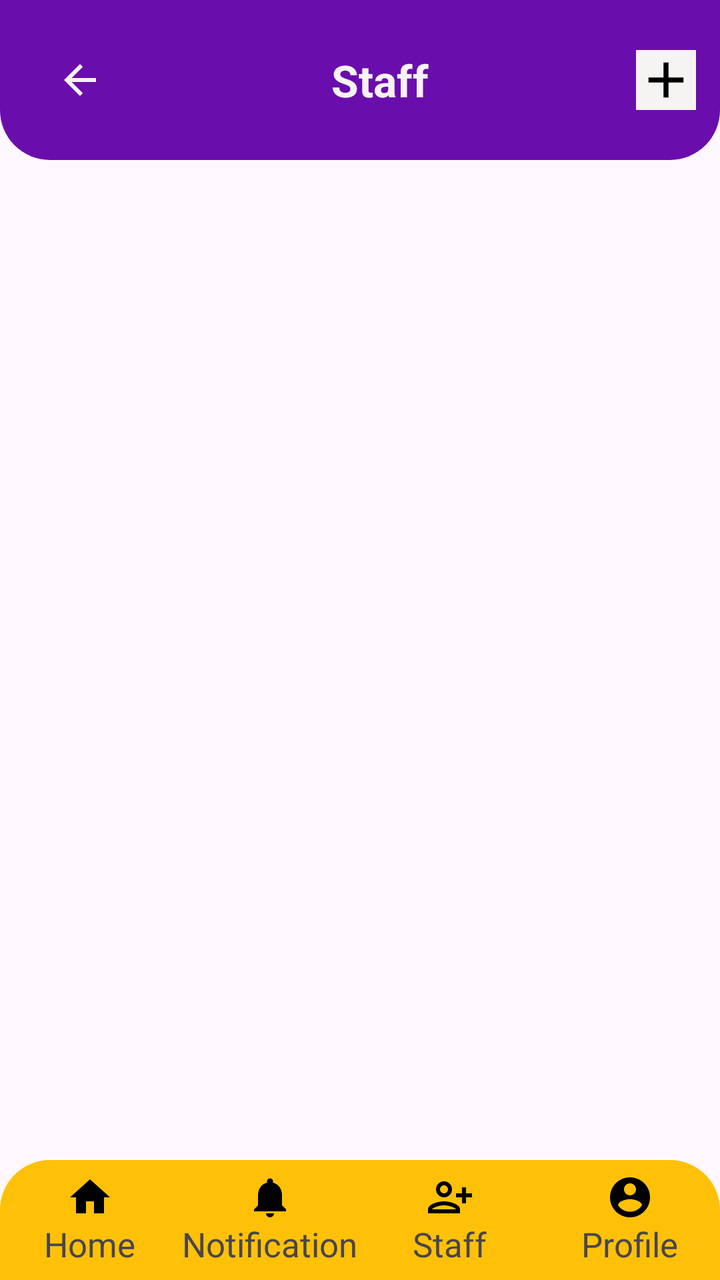
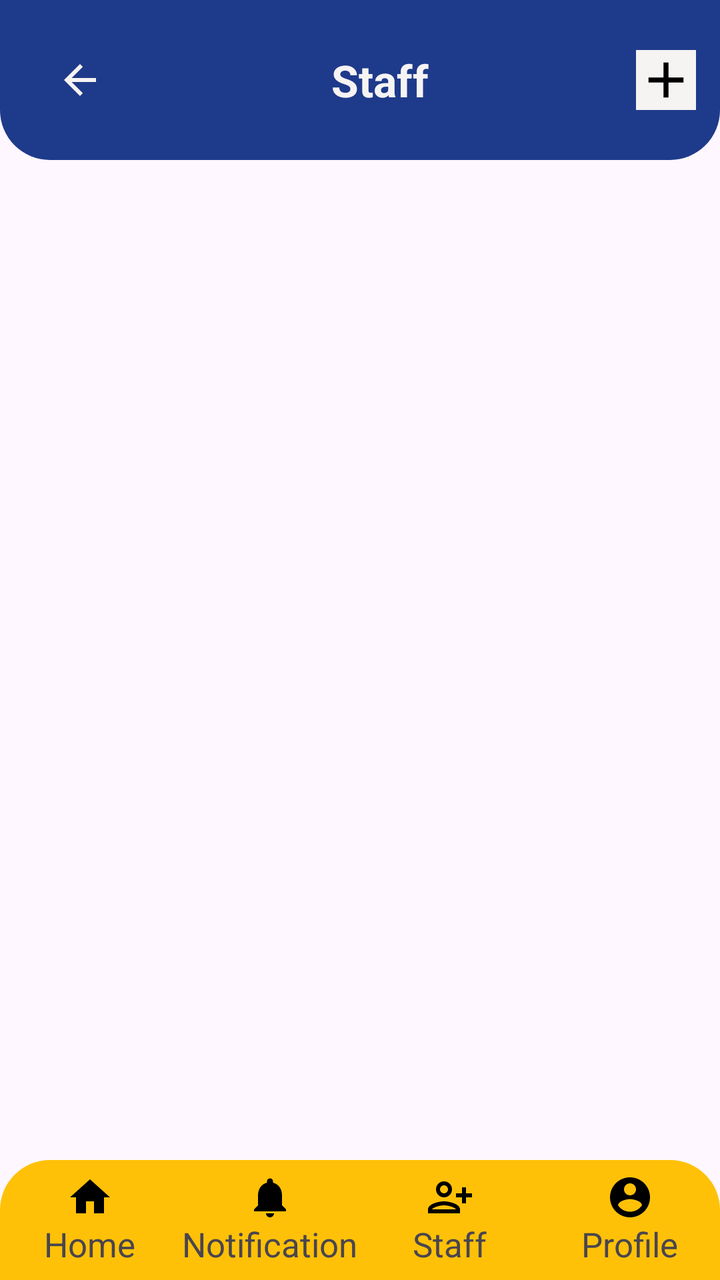

Screens rendered from an Android XML layout before and after an edit, with the pre-edit source and the edit as a unified diff.
<!-- AndroidManifest.xml: application theme Theme.HostelComplaintApp -->
<!-- res/layout/activity_staff_manage.xml -->
<?xml version="1.0" encoding="utf-8"?>
<LinearLayout xmlns:android="http://schemas.android.com/apk/res/android"
    xmlns:app="http://schemas.android.com/apk/res-auto"
    android:id="@+id/main"
    android:layout_width="match_parent"
    android:layout_height="match_parent"
    android:orientation="vertical">

    


    <androidx.appcompat.widget.Toolbar
        android:layout_width="match_parent"
        android:layout_height="80dp"
        android:background="@drawable/toolbar_bg">

        <LinearLayout
            android:layout_width="match_parent"
            android:layout_height="match_parent"
            android:orientation="horizontal"
            android:gravity="center_vertical"
            android:padding="12dp">

            <ImageView
                android:id="@+id/btnBack"
                android:layout_width="24dp"
                android:layout_height="24dp"
                android:src="@drawable/baseline_arrow_back_24"
                app:tint="@color/white"
                android:layout_marginEnd="10dp" />

            <TextView
                android:layout_width="0dp"
                android:layout_height="wrap_content"
                android:layout_weight="1"
                android:text="Staff"
                android:textColor="@color/white"
                android:textSize="22sp"
                android:textStyle="bold"
                android:gravity="center"/>

            <ImageView
            android:id="@+id/addStaffBtn"
            android:layout_width="30dp"
            android:layout_height="30dp"
            android:src="@drawable/baseline_add_24"
            android:background="@color/white"/>
        </LinearLayout>

    </androidx.appcompat.widget.Toolbar>

    

    
    <ScrollView
        android:layout_width="match_parent"
        android:layout_height="0dp"
        android:layout_weight="1">

        <LinearLayout
            android:layout_width="match_parent"
            android:layout_height="wrap_content"
            android:orientation="vertical"
            android:id="@+id/staffContainer">



            



        </LinearLayout>

    </ScrollView>


    


    <LinearLayout
        android:layout_width="match_parent"
        android:layout_height="60dp"
        android:orientation="horizontal"
        android:background="@drawable/bottom_nav_bg"
        android:weightSum="4">

        
        <LinearLayout
            android:layout_width="0dp"
            android:layout_height="match_parent"
            android:layout_weight="1"
            android:gravity="center"
            android:orientation="vertical">


            <ImageView
                android:layout_width="24dp"
                android:layout_height="24dp"
                android:src="@drawable/baseline_home_24"/>

            <TextView
                android:layout_width="wrap_content"
                android:layout_height="wrap_content"
                android:text="Home"
                android:textSize="17dp"/>
        </LinearLayout>


        <LinearLayout
            android:layout_width="0dp"
            android:layout_height="match_parent"
            android:layout_weight="1"
            android:gravity="center"
            android:orientation="vertical">

            <ImageView
                android:layout_width="24dp"
                android:layout_height="24dp"
                android:src="@drawable/baseline_notifications_24"/>

            <TextView
                android:layout_width="wrap_content"
                android:layout_height="wrap_content"
                android:text="Notification"
                android:textSize="17dp"/>
        </LinearLayout>

        <LinearLayout
            android:layout_width="0dp"
            android:layout_height="match_parent"
            android:layout_weight="1"
            android:gravity="center"
            android:orientation="vertical">

            <ImageView
                android:layout_width="24dp"
                android:layout_height="24dp"
                android:id="@+id/staff_manage"
                android:src="@drawable/baseline_person_add_alt_24"/>

            <TextView
                android:layout_width="wrap_content"
                android:layout_height="wrap_content"
                android:text="Staff"
                android:textSize="17dp"/>
        </LinearLayout>

        <LinearLayout
            android:layout_width="0dp"
            android:layout_height="match_parent"
            android:layout_weight="1"
            android:gravity="center"
            android:orientation="vertical">

            <ImageView
                android:layout_width="24dp"
                android:id="@+id/imgprof"
                android:layout_height="24dp"
                android:src="@drawable/baseline_account_circle_24"/>

            <TextView
                android:layout_width="wrap_content"
                android:layout_height="wrap_content"
                android:text="Profile"
                android:textSize="17dp"/>
        </LinearLayout>


        



    </LinearLayout>




</LinearLayout>
<!-- resources referenced by this layout -->
<resources>
  <color name="white">#F6F3F3</color>
  <!-- drawable baseline_account_circle_24 (drawable) -->
  <vector xmlns:android="http://schemas.android.com/apk/res/android" android:height="24dp" android:tint="#000000" android:viewportHeight="24" android:viewportWidth="24" android:width="24dp">
        
      <path android:fillColor="@android:color/white" android:pathData="M12,2C6.48,2 2,6.48 2,12s4.48,10 10,10 10,-4.48 10,-10S17.52,2 12,2zM12,5c1.66,0 3,1.34 3,3s-1.34,3 -3,3 -3,-1.34 -3,-3 1.34,-3 3,-3zM12,19.2c-2.5,0 -4.71,-1.28 -6,-3.22 0.03,-1.99 4,-3.08 6,-3.08 1.99,0 5.97,1.09 6,3.08 -1.29,1.94 -3.5,3.22 -6,3.22z"/>
      
  </vector>
  <!-- drawable baseline_add_24 (drawable) -->
  <vector xmlns:android="http://schemas.android.com/apk/res/android" android:height="24dp" android:tint="#000000" android:viewportHeight="24" android:viewportWidth="24" android:width="24dp">
        
      <path android:fillColor="@android:color/white" android:pathData="M19,13h-6v6h-2v-6H5v-2h6V5h2v6h6v2z"/>
      
  </vector>
  <!-- drawable baseline_arrow_back_24 (drawable) -->
  <vector xmlns:android="http://schemas.android.com/apk/res/android" android:autoMirrored="true" android:height="24dp" android:tint="#000000" android:viewportHeight="24" android:viewportWidth="24" android:width="24dp">
        
      <path android:fillColor="@android:color/white" android:pathData="M20,11H7.83l5.59,-5.59L12,4l-8,8 8,8 1.41,-1.41L7.83,13H20v-2z"/>
      
  </vector>
  <!-- drawable baseline_home_24 (drawable) -->
  <vector xmlns:android="http://schemas.android.com/apk/res/android" android:height="24dp" android:tint="#000000" android:viewportHeight="24" android:viewportWidth="24" android:width="24dp">
        
      <path android:fillColor="@android:color/white" android:pathData="M10,20v-6h4v6h5v-8h3L12,3 2,12h3v8z"/>
      
  </vector>
  <!-- drawable baseline_notifications_24 (drawable) -->
  <vector xmlns:android="http://schemas.android.com/apk/res/android" android:height="24dp" android:tint="#000000" android:viewportHeight="24" android:viewportWidth="24" android:width="24dp">
        
      <path android:fillColor="@android:color/white" android:pathData="M12,22c1.1,0 2,-0.9 2,-2h-4c0,1.1 0.89,2 2,2zM18,16v-5c0,-3.07 -1.64,-5.64 -4.5,-6.32L13.5,4c0,-0.83 -0.67,-1.5 -1.5,-1.5s-1.5,0.67 -1.5,1.5v0.68C7.63,5.36 6,7.92 6,11v5l-2,2v1h16v-1l-2,-2z"/>
      
  </vector>
  <!-- drawable baseline_person_add_alt_24 (drawable) -->
  <vector xmlns:android="http://schemas.android.com/apk/res/android" android:height="24dp" android:tint="#000000" android:viewportHeight="24" android:viewportWidth="24" android:width="24dp">
        
      <path android:fillColor="@android:color/white" android:pathData="M13,8c0,-2.21 -1.79,-4 -4,-4S5,5.79 5,8s1.79,4 4,4S13,10.21 13,8zM11,8c0,1.1 -0.9,2 -2,2S7,9.1 7,8s0.9,-2 2,-2S11,6.9 11,8zM1,18v2h16v-2c0,-2.66 -5.33,-4 -8,-4S1,15.34 1,18zM3,18c0.2,-0.71 3.3,-2 6,-2c2.69,0 5.78,1.28 6,2H3zM20,15v-3h3v-2h-3V7h-2v3h-3v2h3v3H20z"/>
      
  </vector>
  <!-- drawable bottom_nav_bg (drawable) -->
  <?xml version="1.0" encoding="utf-8"?>
  <shape xmlns:android="http://schemas.android.com/apk/res/android">
  
      
      <solid android:color="#FFC107"/>
  
      
      <corners
          android:topLeftRadius="25dp"
          android:topRightRadius="25dp"
          android:bottomLeftRadius="0dp"
          android:bottomRightRadius="0dp"/>
  
  </shape>
  <!-- drawable toolbar_bg (drawable) -->
  <?xml version="1.0" encoding="utf-8"?>
  <shape xmlns:android="http://schemas.android.com/apk/res/android">
  
      <solid android:color="@color/purple"/>
  
      <corners
          android:topLeftRadius="0dp"
          android:topRightRadius="0dp"
          android:bottomLeftRadius="25dp"
          android:bottomRightRadius="25dp"/>
  
  </shape>
  <style name="Theme.HostelComplaintApp" parent="Base.Theme.HostelComplaintApp" />
  <color name="purple">#6A0DAD</color>
  <style name="Base.Theme.HostelComplaintApp" parent="Theme.Material3.DayNight.NoActionBar">
          
          
      </style>
</resources>

<!-- the commit's change to res/layout/activity_staff_manage.xml (unified diff, before → after) -->
@@ -94,6 +94,7 @@
 
 
             <ImageView
+                android:id="@+id/gotohomepg"
                 android:layout_width="24dp"
                 android:layout_height="24dp"
                 android:src="@drawable/baseline_home_24"/>
@@ -114,6 +115,7 @@
             android:orientation="vertical">
 
             <ImageView
+                android:id="@+id/btnNotification"
                 android:layout_width="24dp"
                 android:layout_height="24dp"
                 android:src="@drawable/baseline_notifications_24"/>
<!-- resource entries referenced after the edit -->
@@ -56,7 +56,7 @@
   <?xml version="1.0" encoding="utf-8"?>
   <shape xmlns:android="http://schemas.android.com/apk/res/android">
   
-      <solid android:color="@color/purple"/>
+      <solid android:color="#1E3A8A"/>
   
       <corners
           android:topLeftRadius="0dp"
@@ -66,7 +66,6 @@
   
   </shape>
   <style name="Theme.HostelComplaintApp" parent="Base.Theme.HostelComplaintApp" />
-  <color name="purple">#6A0DAD</color>
   <style name="Base.Theme.HostelComplaintApp" parent="Theme.Material3.DayNight.NoActionBar">
           
           
